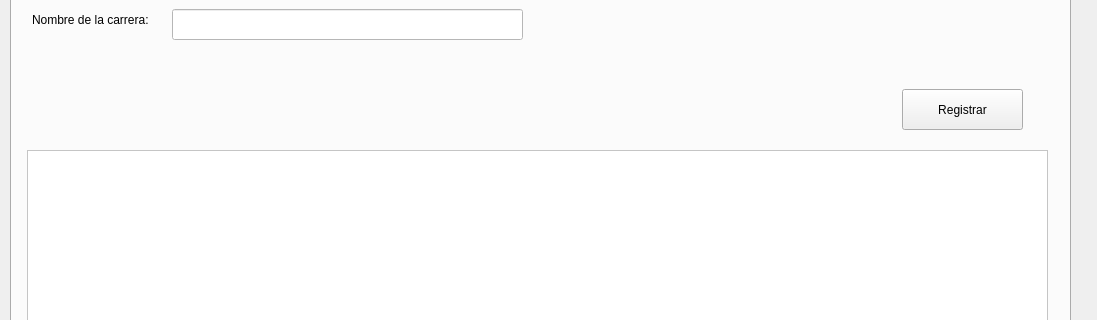
Before: the Qt Designer form Examen1/interfaz.ui in Minato97/Examen_1_PA, drawn with Qt 5; both pictures show x 0 to 1097 and y 167 to 487 of the 1097 by 692 pixel window.
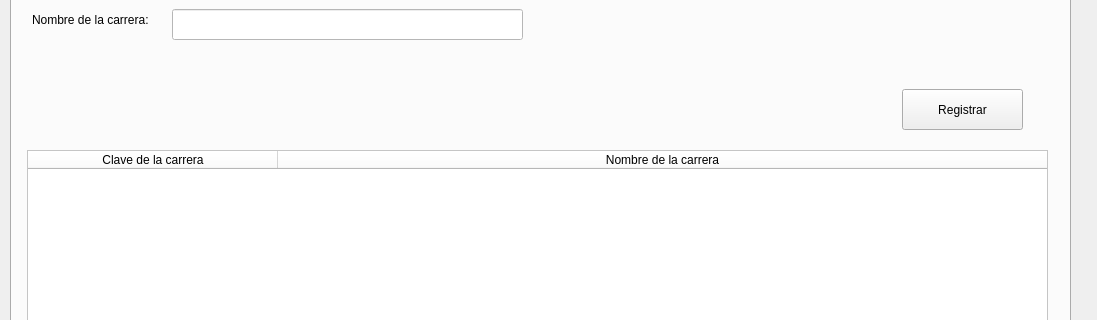
After: the same form once the commit is applied. The open tabs and pages were chosen to show the change.

What changed in the file:
```diff
--- a/Examen1/interfaz.ui
+++ b/Examen1/interfaz.ui
@@ -114,7 +114,7 @@
        <string notr="true">background-color: rgb(255, 255, 255);</string>
       </property>
       <attribute name="horizontalHeaderVisible">
-       <bool>false</bool>
+       <bool>true</bool>
       </attribute>
       <attribute name="horizontalHeaderCascadingSectionResizes">
        <bool>false</bool>
```
Left out of the diff: 17 changed lines with no effect on the pictures.
